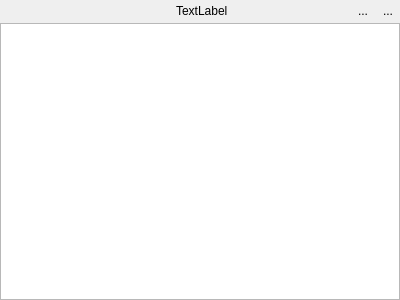
ecmwf/ecflow, file Viewer/ecflowUI/src/OutputDirWidget.ui: the form before one commit.
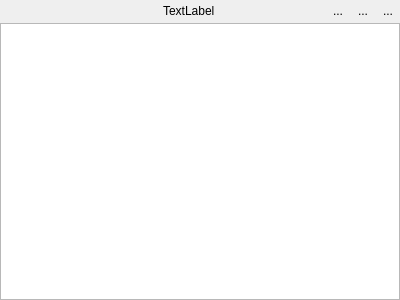
The form after the commit. Icons and pictures are not drawn. Custom widgets are drawn as their Qt base class.

Commit message: ecFlowUI: optimise directory update in output panel ECFLOW-1810

Diff of the .ui file:
```diff
--- a/Viewer/ecflowUI/src/OutputDirWidget.ui
+++ b/Viewer/ecflowUI/src/OutputDirWidget.ui
@@ -30,7 +30,7 @@
     <number>0</number>
    </property>
    <item>
-    <layout class="QHBoxLayout" name="horizontalLayout" stretch="1,1,0,0">
+    <layout class="QHBoxLayout" name="horizontalLayout" stretch="1,1,0,0,0">
      <property name="spacing">
       <number>1</number>
      </property>
@@ -51,6 +51,26 @@
        </property>
       </widget>
      </item>
+     <item>
+      <widget class="QToolButton" name="fetchInfoTb">
+       <property name="toolTip">
+        <string>Ditailed in formation about the directory listing fetch process</string>
+       </property>
+       <property name="text">
+        <string>...</string>
+       </property>
+       <property name="icon">
+        <iconset resource="viewer.qrc">
+         <normaloff>:/viewer/grey_info.svg</normaloff>:/viewer/grey_info.svg</iconset>
+       </property>
+       <property name="popupMode">
+        <enum>QToolButton::InstantPopup</enum>
+       </property>
+       <property name="autoRaise">
+        <bool>true</bool>
+       </property>
+      </widget>
+     </item>
      <item>
       <widget class="QToolButton" name="reloadTb">
        <property name="toolTip">
```
The commit also changes 13 other files.
